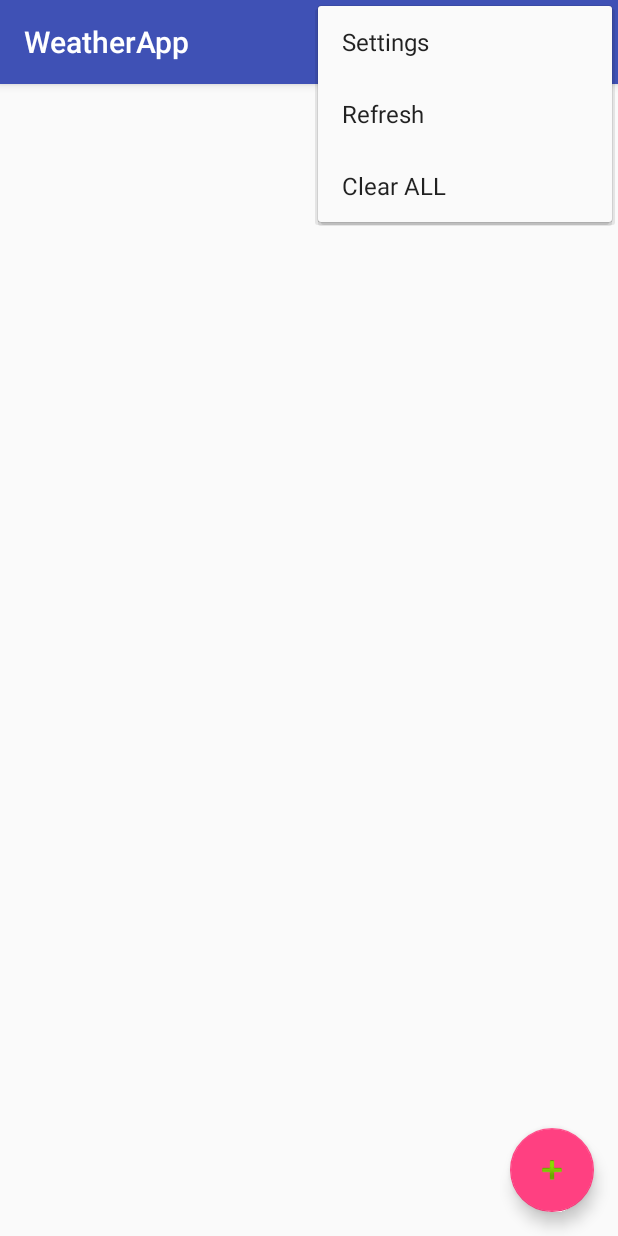
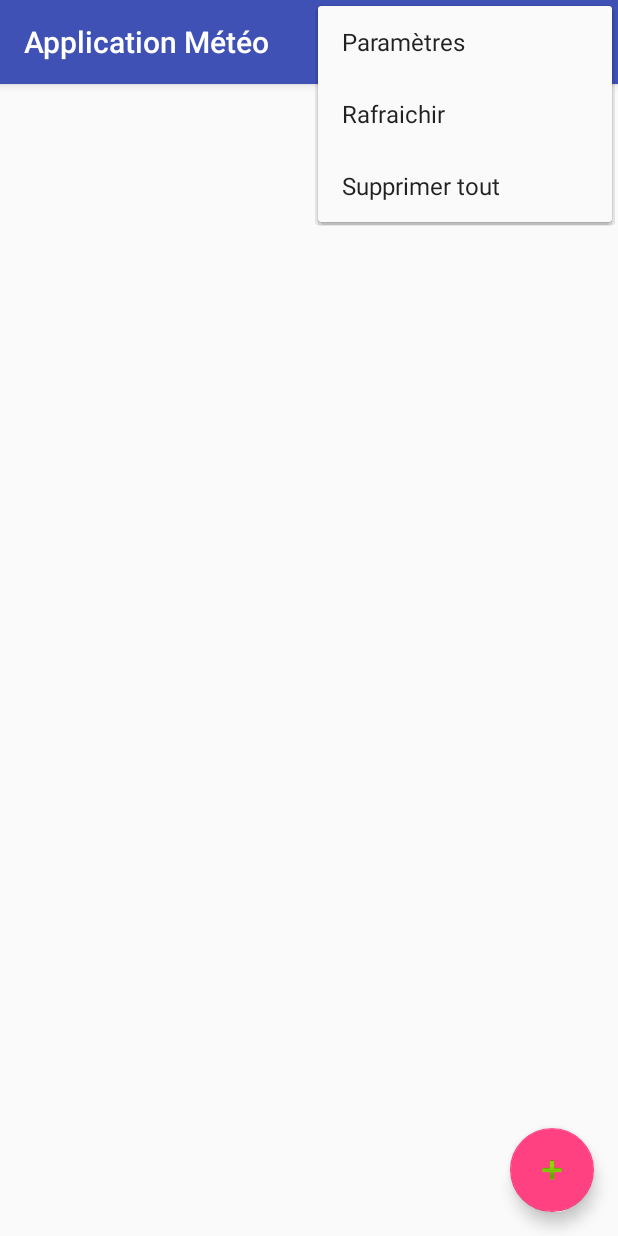
Before and after one commit to lenab49/WeatherApp, an Android app: the screen it shows after launch (MainActivity), with the options menu open, on a phone screen of 412 x 824 dp. Run offline under Robolectric (Android 15) with nearby library versions, the phone set to English and light mode, and no system bars.

Commit message:
Prise en charge de la langue
En français il faudrait élargir la taille des textbox pour la
description

```diff
--- a/app/src/main/res/values/strings.xml
+++ b/app/src/main/res/values/strings.xml
@@ -1,10 +1,10 @@
 <resources>
-    <string name="app_name">WeatherApp</string>
-    <string name="action_settings">Settings</string>
+    <string name="app_name">Application Météo</string>
+    <string name="action_settings">Paramètres</string>
     <string name="idG">Grcity</string>
-    <string name="action_refresh">Refresh</string>
-    <string name="action_clearall">Clear ALL</string>
-    <string name="title_activity_add_cityb_maps">Map</string>
+    <string name="action_refresh">Rafraichir</string>
+    <string name="action_clearall">Supprimer tout</string>
+    <string name="title_activity_add_cityb_maps">Carte</string>
     <string name="lang">fr</string>
 
 </resources>
```
Also changed, not shown: 1 other file.
